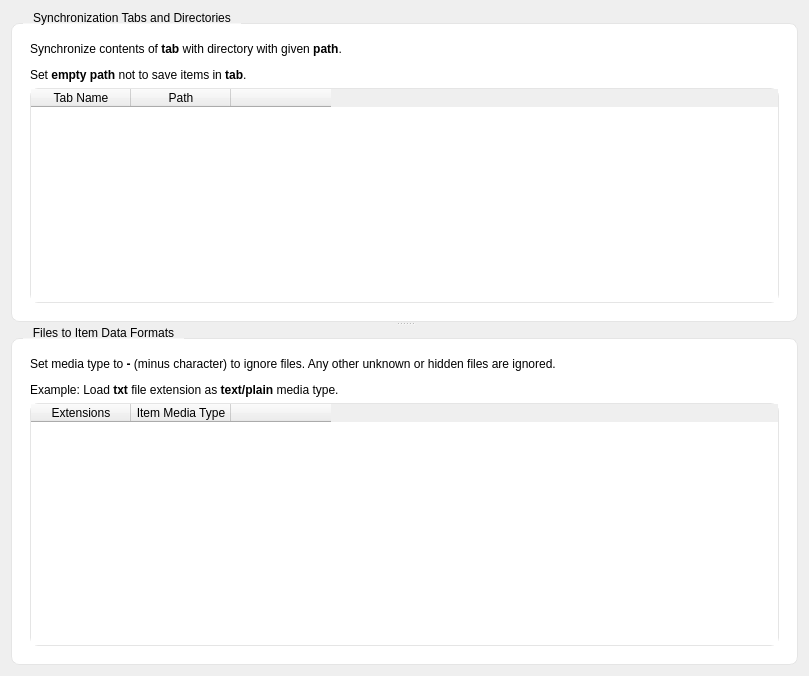
Qt form plugins/itemsync/itemsyncsettings.ui (ForgetiExistence/CopyQ) before a commit.
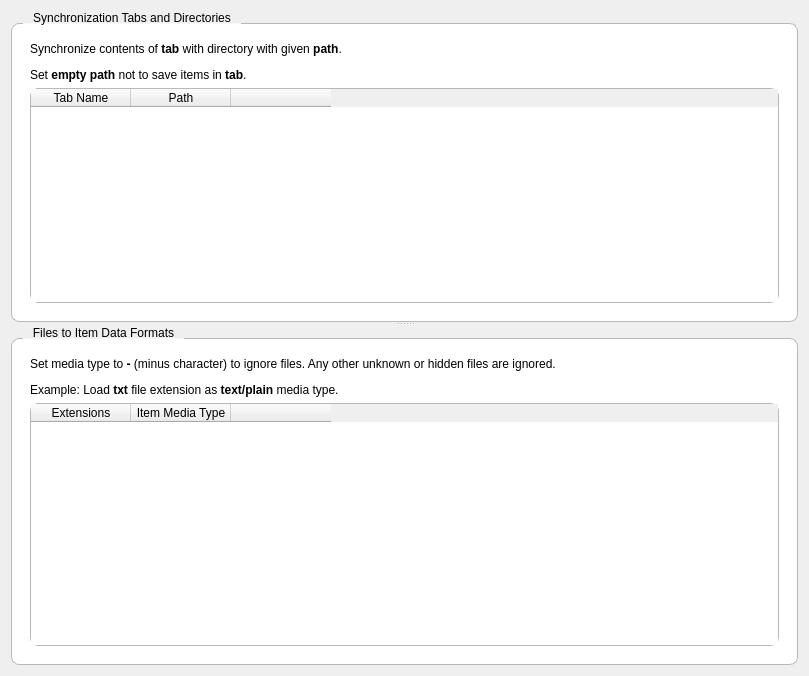
The same form after that commit.

Diff of the .ui file:
```diff
--- a/plugins/itemsync/itemsyncsettings.ui
+++ b/plugins/itemsync/itemsyncsettings.ui
@@ -4,24 +4,24 @@
  <widget class="QWidget" name="ItemSyncSettings">
   <property name="styleSheet">
    <string>
-QLineEdit, QComboBox, QSpinBox, QDoubleSpinBox { border-radius: 4px; border: 1px solid #D1D1D1; padding: 5px 8px; min-height: 24px; background: #FFFFFF; }
-QComboBox:focus, QLineEdit:focus, QSpinBox:focus, QDoubleSpinBox:focus { border: 1px solid #0078D4; }
-QPushButton { border-radius: 4px; padding: 5px 12px; min-height: 24px; border: 1px solid #E5E5E5; background: #FBFBFB; }
-QPushButton:hover { background: #F5F5F5; }
-QPushButton:pressed { background: #E5E5E5; }
-QPushButton:default { background: #0078D4; color: #FFFFFF; border: 1px solid #0078D4; }
-QPushButton:default:hover { background: #106EBE; }
+QLineEdit, QComboBox, QSpinBox, QDoubleSpinBox { border-radius: 4px; border: 1px solid palette(mid); padding: 5px 8px; min-height: 24px; background: palette(base); }
+QComboBox:focus, QLineEdit:focus, QSpinBox:focus, QDoubleSpinBox:focus { border: 1px solid palette(highlight); }
+QPushButton { border-radius: 4px; padding: 5px 12px; min-height: 24px; border: 1px solid palette(mid); background: palette(button); }
+QPushButton:hover { background: palette(alternate-base); }
+QPushButton:pressed { background: palette(mid); }
+QPushButton:default { background: palette(highlight); color: palette(highlighted-text); border: 1px solid palette(highlight); }
+QPushButton:default:hover { background: palette(highlight); }
 QCheckBox { spacing: 8px; }
-QGroupBox { border-radius: 8px; border: 1px solid #E5E5E5; margin-top: 12px; padding: 12px; background: #FFFFFF; }
+QGroupBox { border-radius: 8px; border: 1px solid palette(mid); margin-top: 12px; padding: 12px; background: palette(base); }
 QGroupBox::title { subcontrol-origin: margin; subcontrol-position: top left; padding: 0 8px; left: 12px; }
-QListWidget, QTreeWidget, QTableWidget { border-radius: 8px; border: 1px solid #E5E5E5; }
+QListWidget, QTreeWidget, QTableWidget { border-radius: 8px; border: 1px solid palette(mid); }
 QScrollBar:vertical { border: none; background: transparent; width: 8px; margin: 0; }
-QScrollBar::handle:vertical { background: #C0C0C0; border-radius: 4px; min-height: 24px; }
-QScrollBar::handle:vertical:hover { background: #A0A0A0; }
+QScrollBar::handle:vertical { background: palette(mid); border-radius: 4px; min-height: 24px; }
+QScrollBar::handle:vertical:hover { background: palette(mid); }
 QScrollBar::add-line:vertical, QScrollBar::sub-line:vertical { height: 0; }
 QScrollBar:horizontal { border: none; background: transparent; height: 8px; margin: 0; }
-QScrollBar::handle:horizontal { background: #C0C0C0; border-radius: 4px; min-width: 24px; }
-QScrollBar::handle:horizontal:hover { background: #A0A0A0; }
+QScrollBar::handle:horizontal { background: palette(mid); border-radius: 4px; min-width: 24px; }
+QScrollBar::handle:horizontal:hover { background: palette(mid); }
 QScrollBar::add-line:horizontal, QScrollBar::sub-line:horizontal { width: 0; }
    </string>
   </property>
```
